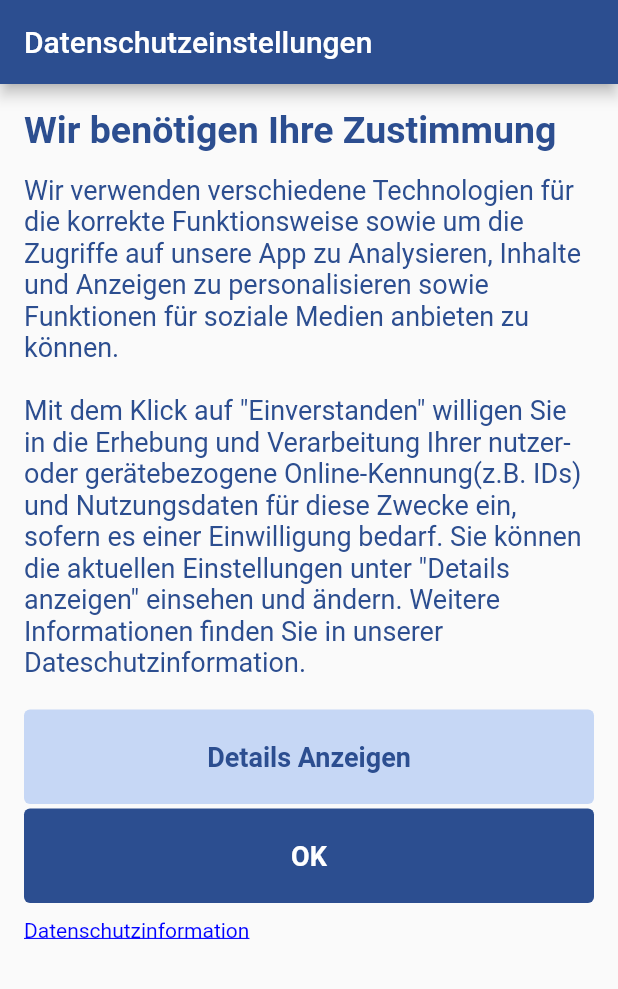
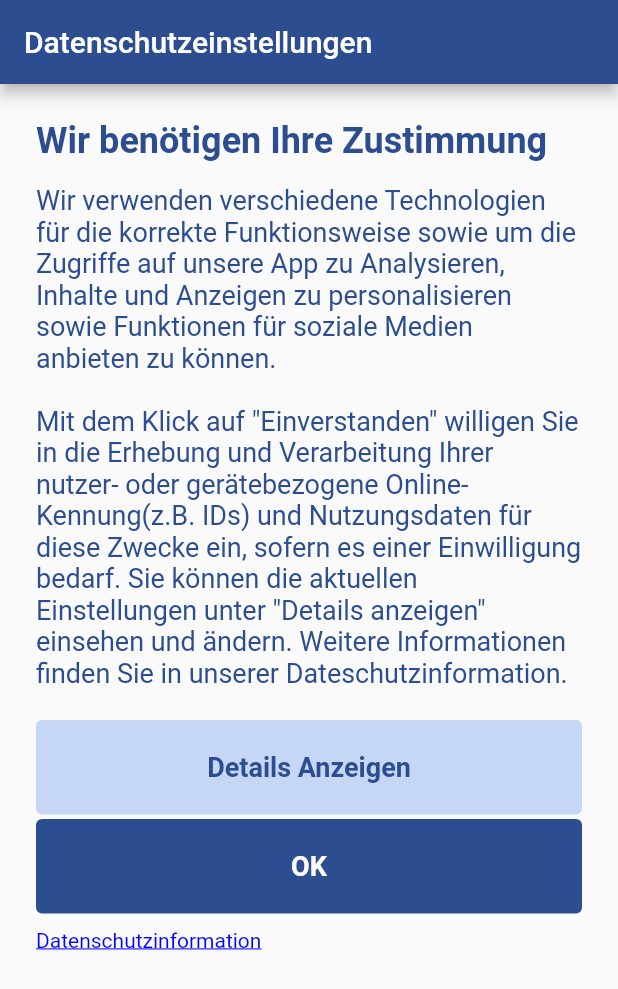
Before and after one commit to Skudlick/analyse_uebung_nachbau, a Flutter app: the screen it shows after launch, on a phone screen of 412 x 824 dp. Shown: the top 989 px of the screen. Run offline on Flutter 3.47's test engine with Material 2 defaults, Android fonts, the phone set to English and light mode, and no system bars; our stand-ins replace flutter_linkify.

Commit message:
some gitignore and more padding

```diff
--- a/lib/screens/datenschutzeinstellungen.dart
+++ b/lib/screens/datenschutzeinstellungen.dart
@@ -9,7 +9,7 @@ class Datenschutzeinstellungen extends StatelessWidget {
           backgroundColor: Color.fromARGB(255, 44, 78, 144),
           title: Text("Datenschutzeinstellungen")),
       body: Padding(
-        padding: const EdgeInsets.all(16.0),
+        padding: const EdgeInsets.all(24.0),
         child: Container(
           child: Column(
             crossAxisAlignment: CrossAxisAlignment.start,
@@ -17,7 +17,7 @@ class Datenschutzeinstellungen extends StatelessWidget {
               Text(
                 "Wir benötigen Ihre Zustimmung",
                 style: TextStyle(
-                    fontSize: 25,
+                    fontSize: 24,
                     fontWeight: FontWeight.bold,
                     color: Color.fromARGB(255, 44, 78, 144)),
               ),
```
Also changed, not shown: 1 other file.
